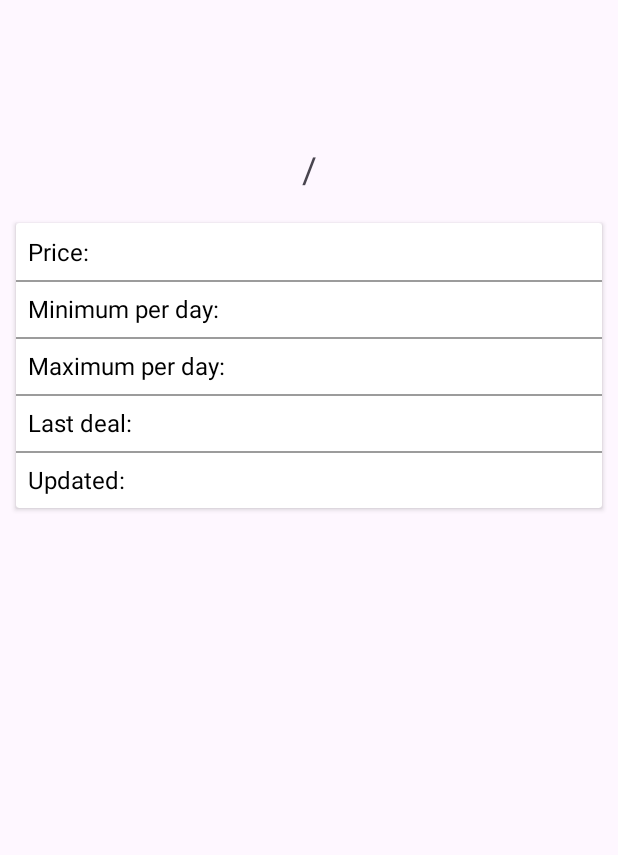
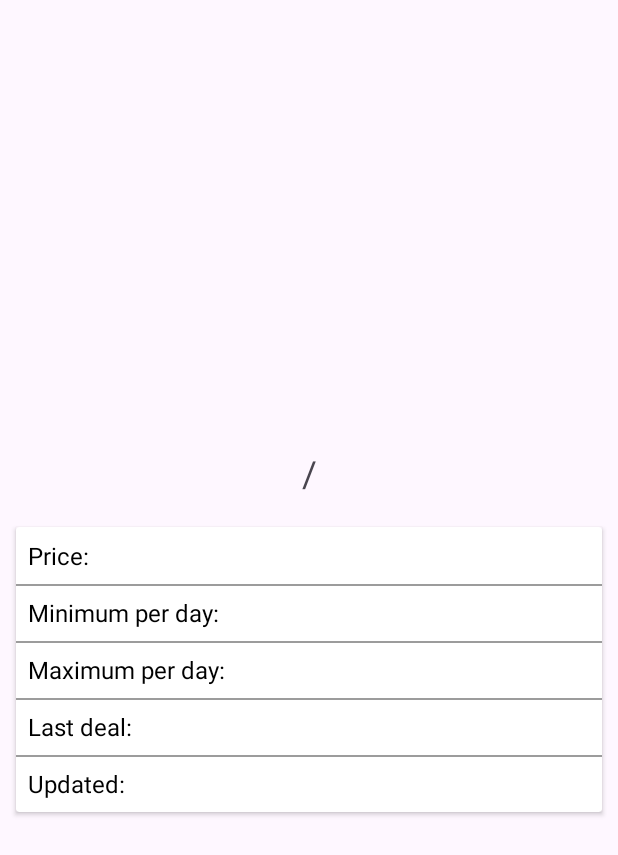
Before and after one commit to AbadzhevaK8/android-crypto-app, an Android app: the fragment CoinDetailFragment placed in its activity, on a phone screen of 412 x 824 dp. Shown: the top 855 px of the screen. Run offline under Robolectric (Android 15) with nearby library versions, the light colour scheme and no system bars; our stand-ins replace Picasso, Room's generated code; pictures from the network do not load; 2 statements that could not run were skipped.

Commit message:
fix: use CoinDetailFragment.kt in CoinDetailActivity.kt. Fixed layouts.

```diff
--- a/app/src/main/res/layout/fragment_coin_detail.xml
+++ b/app/src/main/res/layout/fragment_coin_detail.xml
@@ -5,7 +5,7 @@
     android:id="@+id/main"
     android:layout_width="match_parent"
     android:layout_height="match_parent"
-    android:paddingTop="56dp"
+    android:paddingTop="20dp"
     tools:context=".presentation.CoinDetailActivity">
 
 
@@ -13,10 +13,11 @@
         android:id="@+id/ivLogoCoin"
         android:layout_width="wrap_content"
         android:layout_height="wrap_content"
-        android:layout_margin="16dp"
+        app:layout_constraintBottom_toTopOf="@+id/tvSlash"
         app:layout_constraintEnd_toEndOf="parent"
         app:layout_constraintStart_toStartOf="parent"
         app:layout_constraintTop_toTopOf="parent"
+        app:layout_constraintVertical_chainStyle="packed"
         tools:src="@mipmap/ic_launcher" />
 
     <TextView
@@ -34,13 +35,15 @@
         android:id="@+id/tvSlash"
         android:layout_width="wrap_content"
         android:layout_height="wrap_content"
-        android:layout_marginTop="16dp"
         android:padding="8dp"
         android:text="@string/slash"
         android:textSize="24sp"
+        app:layout_constraintBottom_toTopOf="@+id/card_view"
         app:layout_constraintEnd_toEndOf="parent"
+        app:layout_constraintHorizontal_bias="0.501"
         app:layout_constraintStart_toStartOf="parent"
-        app:layout_constraintTop_toBottomOf="@id/ivLogoCoin" />
+        app:layout_constraintTop_toBottomOf="@+id/ivLogoCoin"
+        app:layout_constraintVertical_bias="0.025" />
 
     <TextView
         android:id="@+id/tvToSymbol"
@@ -54,11 +57,14 @@
         tools:text="USD" />
 
     <androidx.cardview.widget.CardView
+        android:id="@+id/card_view"
         android:layout_width="match_parent"
         android:layout_height="wrap_content"
         android:layout_margin="8dp"
         app:cardUseCompatPadding="true"
-        app:layout_constraintTop_toBottomOf="@id/tvSlash">
+        app:layout_constraintBottom_toBottomOf="parent"
+        app:layout_constraintTop_toBottomOf="@id/tvSlash"
+        tools:layout_editor_absoluteX="8dp">
 
         <androidx.constraintlayout.widget.ConstraintLayout
             android:layout_width="match_parent"
```
Also changed, not shown: app/src/main/java/com/abadzheva/cryptoapp/presentation/CoinPriceListActivity.kt (+30 -11 lines), app/src/main/res/layout-land/activity_coin_price_list.xml (added, +35 -0 lines).
